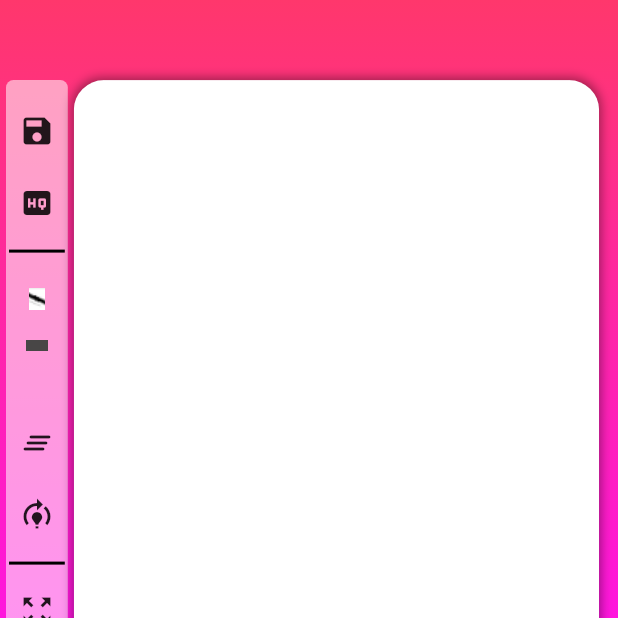
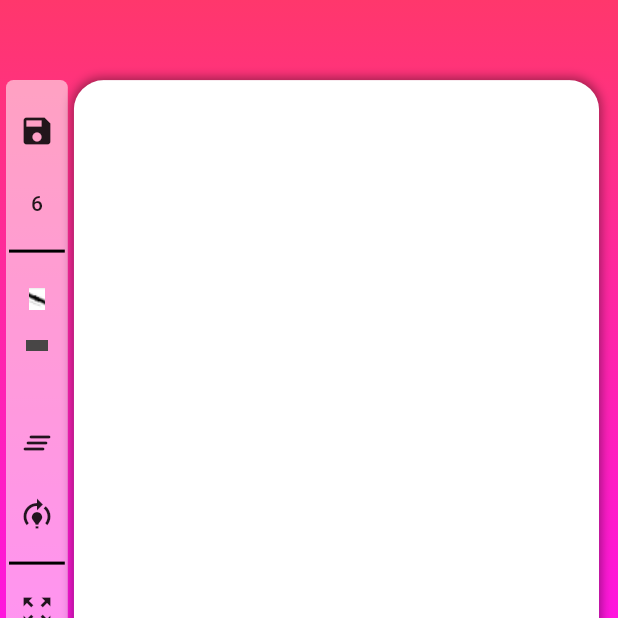
Before and after one commit to yeasin50/Flutter-Painter, a Flutter app: the screen it shows after launch, on a phone screen of 412 x 824 dp, the top half of it. Run offline on Flutter 3.47's test engine with Material 2 defaults, Android fonts, the phone set to English and light mode, and no system bars; our stand-ins replace flutter_colorpicker, image_gallery_saver, permission_handler.

Commit message:
renderQuality

```diff
--- a/lib/menu/menuHandler.dart
+++ b/lib/menu/menuHandler.dart
@@ -29,10 +29,12 @@ class MenuItems {
     // FIXME:: failed to save
     final result = await ImageGallerySaver.saveImage(
         Uint8List.fromList(pngBytes),
-        quality: 60,
+        quality: Constants.renderQuality * 10 + 10,
         isReturnImagePathOfIOS: true,
         name: imgName);
-    print(result.toString());
+    log("render Quality: " +
+        (Constants.renderQuality * 10 + 10).toString() +
+        result.toString());
 
     if (result["isSuccess"]) {
       Navigator.of(context).pop();
--- a/lib/menu/menuHolder.dart
+++ b/lib/menu/menuHolder.dart
@@ -110,9 +110,16 @@ class _MenuHolderState extends State<MenuHolder> {
         //Quality Save pic
         Tooltip(
           message: "Saving Quality",
-          child: IconButton(
-            icon: Icon(Icons.high_quality),
-            onPressed: () => {},
+          child: FlatButton(
+            child: Text(
+              ((Constants.renderQuality)).toString(),
+              style: TextStyle(),
+            ),
+            onPressed: () => {
+              setState(() {
+                Constants.increaseRenderQuality();
+              })
+            },
           ),
         ),
         Divider(
```
Also changed, not shown: lib/testFile.dart (+32 -26 lines), lib/widget/FixedPackage.dart/constants.dart (+10 -0 lines).
